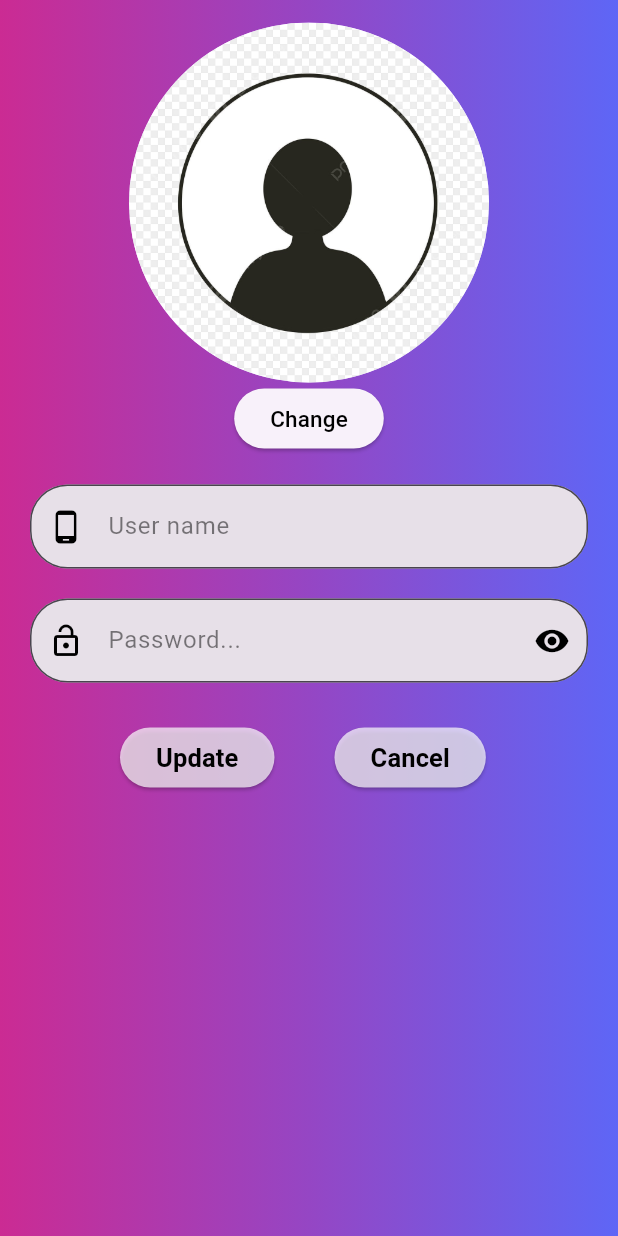
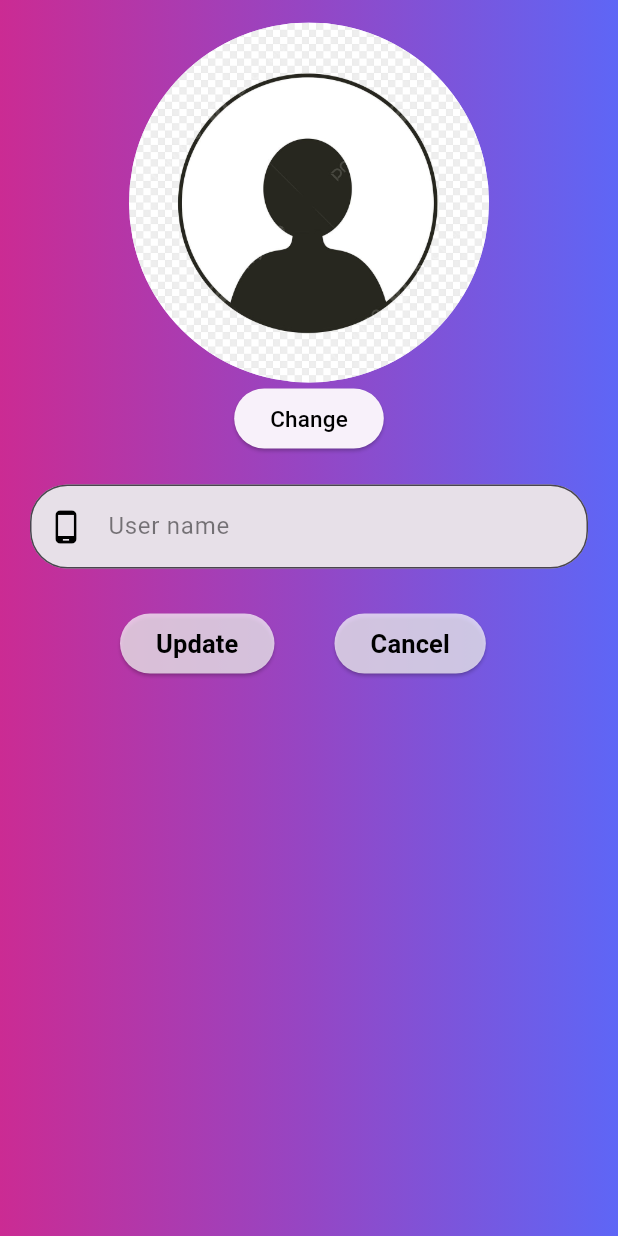
Before and after one commit to Thanhvien04/DoanNhom, a Flutter app: the Setting_screen screen opened directly, on a phone screen of 412 x 824 dp. Run offline on Flutter 3.47's test engine with Material 3 defaults, Android fonts, the light colour scheme and no system bars; our stand-ins replace firebase_auth, firebase_core, firebase_database, image_picker, pinput; accounts and stored records are empty.

Commit message:
update setting

```diff
--- a/lib/Screen/setting.dart
+++ b/lib/Screen/setting.dart
@@ -49,46 +49,6 @@ class _Setting_screenState extends State<Setting_screen> {
     }
   }
 
-  //String? _currentEmail;
-
-  // @override
-  // void initState() {
-  //   super.initState();
-  //   initializeFlutterFire();
-  // }
-
-  // void initializeFlutterFire() async {
-  //   await Firebase.initializeApp();
-  //   _auth = FirebaseAuth.instance;
-  //   getCurrentUserEmail();
-  // }
-
-  // void getCurrentUserEmail() async {
-  //   User? currentUser = _auth.currentUser;
-  //   if (currentUser != null) {
-  //     setState(() {
-  //       _currentEmail = currentUser.email;
-  //       _Email.text = _currentEmail ?? '';
-  //     });
-  //   }
-  // }
-
-  // void _updateEmail() async {
-  //   String newEmail = _Email.text;
-  //   User? currentUser = _auth.currentUser;
-  //   if (currentUser != null) {
-  //     try {
-  //       await currentUser.updateEmail(newEmail);
-  //       setState(() {
-  //         _currentEmail = newEmail;
-  //       });
-  //       print('Địa chỉ email đã được cập nhật thành công');
-  //     } catch (e) {
-  //       print('Lỗi khi cập nhật địa chỉ email: $e');
-  //     }
-  //   }
-  // }
-
   bool _obscureText = true;
   hexStringToColor(String hexColor) {
     hexColor = hexColor.toUpperCase().replaceAll("#", "");
@@ -100,7 +60,6 @@ class _Setting_screenState extends State<Setting_screen> {
 
   @override
   Widget build(BuildContext context) {
-    print("aaaaaaaaaaaaaaaaaaaaaaaaaaaaaaaaaaaaaaaaaaaaaaa ${_Email}");
     return Scaffold(
         body: SafeArea(
             child: Container(
@@ -210,61 +169,6 @@ class _Setting_screenState extends State<Setting_screen> {
               const SizedBox(
                 height: 20,
               ),
-              TextFormField(
-                controller: _password,
-                obscureText: _obscureText,
-                decoration: InputDecoration(
-                  labelText: "Password...",
-                  filled: true,
-                  floatingLabelBehavior: FloatingLabelBehavior.never,
-                  labelStyle: TextStyle(color: Colors.black.withOpacity(0.5)),
-                  border: OutlineInputBorder(
-                      borderRadius: BorderRadius.circular(25),
-                      borderSide: const BorderSide(
-                          width: 1,
-                          color: Colors.black,
-                          style: BorderStyle.none)),
-                  prefixIcon: const Icon(
-                    Icons.lock_open,
-                    color: Colors.black,
-                  ),
-                  suffixIcon: IconButton(
-                    icon: Icon(
-                      _obscureText ? Icons.visibility : Icons.visibility_off,
-                      color: Colors.black,
-                    ),
-                    onPressed: () {
-                      setState(() {
-                        _obscureText = !_obscureText;
-                      });
-                    },
-                  ),
-                ),
-              ),
-              const SizedBox(
-                height: 20,
-              ),
-              // TextFormField(
-              //   controller: _Email,
-              //   decoration: InputDecoration(
-              //       labelText: "Email",
-              //       filled: true,
-              //       floatingLabelBehavior: FloatingLabelBehavior.never,
-              //       labelStyle: TextStyle(color: Colors.black.withOpacity(0.5)),
-              //       border: OutlineInputBorder(
-              //           borderRadius: BorderRadius.circular(25),
-              //           borderSide: const BorderSide(
-              //               width: 1,
-              //               color: Colors.black,
-              //               style: BorderStyle.none)),
-              //       prefixIcon: const Icon(
-              //         Icons.email,
-              //         color: Colors.black,
-              //       )),
-              // ),
-              // const SizedBox(
-              //   height: 20,
-              // ),
               Center(
                   child: Row(children: [
                 const Padding(padding: EdgeInsets.all(30)),
@@ -303,12 +207,7 @@ class _Setting_screenState extends State<Setting_screen> {
                                           FirebaseAuth.instance.currentUser
                                               ?.updateDisplayName(
                                                   _username.text);
-                                          // FirebaseAuth.instance.currentUser
-                                          //     ?.updatePassword(_password.text);
-                                          // FirebaseAuth.instance.currentUser!
-                                          //     .updateEmail(_Email.text);
                                         });
-                                        //  _updateEmail();
                                         Navigator.push(
                                             context,
                                             MaterialPageRoute(
```
